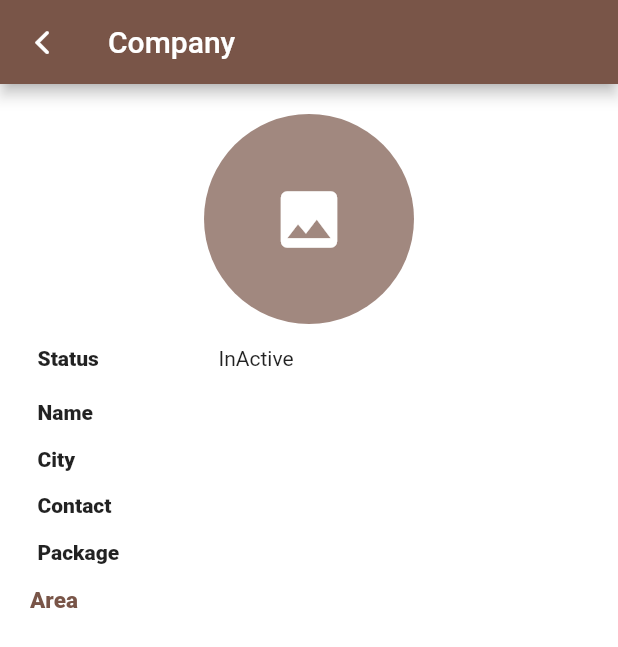
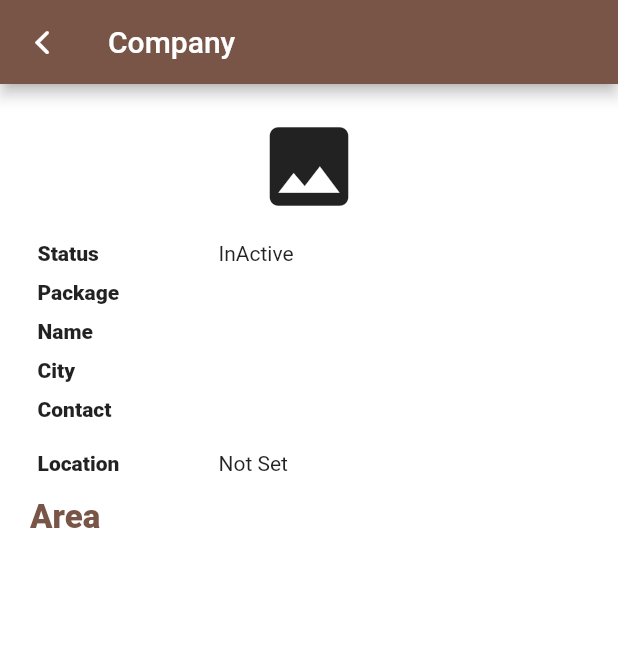
Before and after one commit to shk512/StockManagement-Flutter, a Flutter app: the CompanyDetails screen opened directly with empty values, after a tap on the "image" icon, on a phone screen of 412 x 824 dp. Shown: the top 647 px of the screen. Run offline on Flutter 3.47's test engine with Material 2 defaults, Android fonts, the phone set to English and light mode, and no system bars; our stand-ins replace cloud_firestore, email_validator, firebase_auth, firebase_core, firebase_storage, geocoding and 5 more; accounts and stored records are empty.

Commit message:
13-05-2023

```diff
--- a/lib/Functions/image_upload.dart
+++ b/lib/Functions/image_upload.dart
@@ -4,13 +4,13 @@ import 'package:firebase_storage/firebase_storage.dart';
 import 'package:image_picker/image_picker.dart';
 import 'package:permission_handler/permission_handler.dart';
 
-uploadImage(String path) async {
+uploadImage() async {
   final _firebaseStorage = FirebaseStorage.instance;
   final _imagePicker = ImagePicker();
   var image;
   String imageUrl="";
   //Check Permissions
- // await Permission.storage.request();
+ await Permission.storage.request();
 
   var permissionStatus = await Permission.storage.status;
 
@@ -24,7 +24,7 @@ uploadImage(String path) async {
       String imageId=DateTime.now().microsecondsSinceEpoch.toString();
       var snapshot=
       await _firebaseStorage.ref()
-          .child('image/$path')
+          .child('image/$imageId')
           .putFile(file).whenComplete(() {});
       imageUrl= await snapshot.ref.getDownloadURL();
     }
--- a/lib/Functions/open_map.dart
+++ b/lib/Functions/open_map.dart
@@ -3,7 +3,8 @@ import 'package:url_launcher/url_launcher.dart';
 import 'package:url_launcher/url_launcher_string.dart';
 
 Future<void> openMap(var lat, var lng)async{
-  String googleUrl="https://www.google.com/maps/search/?api=1&query=$lat,$lng";
+  final api="AIzaSyAuHsvn7EEzAG910tx3OLbQ0BAlHYcv4IE";
+  String googleUrl="https://maps.google.com/maps/search/?api=1&query=$lat,$lng";
   if (await canLaunchUrlString(googleUrl)) {
     await launchUrlString(googleUrl);
   } else {
--- a/lib/Models/order_model.dart
+++ b/lib/Models/order_model.dart
@@ -4,6 +4,8 @@ import 'package:google_maps_flutter/google_maps_flutter.dart';
 class OrderModel{
   static List products=[];
   static num totalAmount=0;
+  static List cart=[];
+  static num calculate=0;
 
   static Map<String,dynamic> toJson({
     required String  orderId,
--- a/lib/Screens/Company/company_details.dart
+++ b/lib/Screens/Company/company_details.dart
@@ -1,6 +1,7 @@
 import 'package:cloud_firestore/cloud_firestore.dart';
 import 'package:flutter/cupertino.dart';
 import 'package:flutter/material.dart';
+import 'package:google_maps_flutter/google_maps_flutter.dart';
 import 'package:stock_management/Constants/rights.dart';
 import 'package:stock_management/Functions/image_upload.dart';
 import 'package:stock_management/Models/company_model.dart';
@@ -78,38 +79,46 @@ class _CompanyDetailsState extends State<CompanyDetails> {
               InkWell(
                 onTap: ()async{
                   try{
-                    widget.companyModel.imageUrl=await uploadImage("profile");
+                    widget.companyModel.imageUrl=await uploadImage();
                     updateCompanyData(context,widget.companyModel);
                   }catch(e){
                     showSnackbar(context, Colors.red, e);
                   }
                 },
-                child: CircleAvatar(
+                child: widget.companyModel.imageUrl.isNotEmpty
+                    ?CircleAvatar(
+                  backgroundImage: NetworkImage(widget.companyModel.imageUrl),
                   backgroundColor: Colors.brown.shade300,
-                  radius: 70,
-                  child: widget.companyModel.imageUrl.isEmpty
-                      ?const Icon(Icons.image,size: 50,color: Colors.white,)
-                      :Image.network(widget.companyModel.imageUrl),
-                ),
+                  radius: 100,
+                )
+                    :Icon(Icons.image,size: 70,),
               ),
               SizedBox(height: 10,),
               RowInfoDisplay(label: "Status", value:widget.companyModel.isPackageActive?"Active":"InActive"),
-              const SizedBox(height: 5),
+              RowInfoDisplay(label: "Package", value: widget.companyModel.packageType),
               widget.companyModel.packageType=="LifeTime".toUpperCase()||widget.companyModel.packageEndsDate==""
                   ?const SizedBox()
                   :RowInfoDisplay(label: "Package Ends Date", value:widget.companyModel.packageEndsDate),
-              const SizedBox(height: 5),
               RowInfoDisplay(label: "Name", value:widget.companyModel.companyName),
-              const SizedBox(height: 5),
               RowInfoDisplay(label: "City", value:widget.companyModel.city),
-              const SizedBox(height: 5),
               RowInfoDisplay(label: "Contact", value: widget.companyModel.contact),
-              const SizedBox(height: 5),
-              RowInfoDisplay(label: "Package", value: widget.companyModel.packageType),
-              const SizedBox(height: 10),
+              const SizedBox(height: 10,),
+              widget.companyModel.location.latitude==0&&widget.companyModel.location.longitude==0
+                  ? RowInfoDisplay(value: "Not Set", label: "Location")
+                  : Container(
+                height: 300,
+                child: GoogleMap(
+                  initialCameraPosition: CameraPosition(
+                      target: LatLng(widget.companyModel.location.latitude, widget.companyModel.location.longitude),
+                    zoom: 14.4746,
+                  ),
+
+                ),
+              ),
+              const SizedBox(height: 10,),
               Row(
                 children: [
-                  const Expanded(child: Text("Area",style: TextStyle(fontSize: 15,fontWeight: FontWeight.w900,color: Colors.brown),)),
+                  const Expanded(child: Text("Area",style: TextStyle(fontSize: 22,fontWeight: FontWeight.w900,color: Colors.brown),)),
                   widget.userModel.rights.contains(Rights.addArea) || widget.userModel.rights.contains(Rights.all)
                       ? Expanded(
                       child: IconButton(
--- a/lib/Screens/Order/order.dart
+++ b/lib/Screens/Order/order.dart
@@ -86,7 +86,7 @@ class _OrderState extends State<Order> {
                               borderRadius: const BorderRadius.only(topLeft: Radius.circular(18),bottomLeft: Radius.circular(18)),
                               color: tab=="processing".toUpperCase()?Colors.brown :Colors.brown.shade200,
                             ),
-                            child:const Text("In-PROCESS",style: TextStyle(color:Colors.white,fontWeight: FontWeight.bold),),
+                            child:const Text("PROCESS",style: TextStyle(color:Colors.white,fontWeight: FontWeight.bold),),
                           ),
                         ),
                       ),
@@ -103,7 +103,7 @@ class _OrderState extends State<Order> {
                             decoration: BoxDecoration(
                               color: tab=="dispatch".toUpperCase()?Colors.brown :Colors.brown.shade200
                             ),
-                            child: const Text("In-Route",style: TextStyle(color: Colors.white,fontWeight: FontWeight.bold),
+                            child: const Text("DISPATCH",style: TextStyle(color: Colors.white,fontWeight: FontWeight.bold),
                           ),
                         ),
                       ),
--- a/lib/Screens/Order/order_form.dart
+++ b/lib/Screens/Order/order_form.dart
@@ -175,7 +175,6 @@ class _OrderFormState extends State<OrderForm> {
                        const SizedBox(width: 5,),
                        const Expanded(flex:1,child: Text("X")),
                         Expanded(
-                          flex: 1,
                             child: TextFormField(
                               keyboardType: TextInputType.number,
                               inputFormatters: <TextInputFormatter>[
--- a/lib/Screens/RegisterLogin/login.dart
+++ b/lib/Screens/RegisterLogin/login.dart
@@ -34,8 +34,9 @@ class _LoginState extends State<Login> {
      return Scaffold(
         body: isLoading
             ?const Center(child: CircularProgressIndicator())
-            :Padding(
-              padding:  EdgeInsets.symmetric(horizontal: 10),
+            :SingleChildScrollView(
+              child: Padding(
+                padding:  EdgeInsets.symmetric(horizontal: 10,vertical: 50),
                 child: Form(
                   key: formKey,
                   child: Column(
@@ -79,6 +80,7 @@ class _LoginState extends State<Login> {
                     ),
                   ),
               ),
+            ),
       );
     }
   login() async{
```
Also changed, not shown: lib/Screens/Company/edit_company.dart (+4 -5 lines), lib/Screens/Dashboard/dashboard.dart (+7 -3 lines), lib/Screens/Order/view_order.dart (+16 -20 lines), 2 other files. Lines whose indentation alone changed are shown as unchanged.
